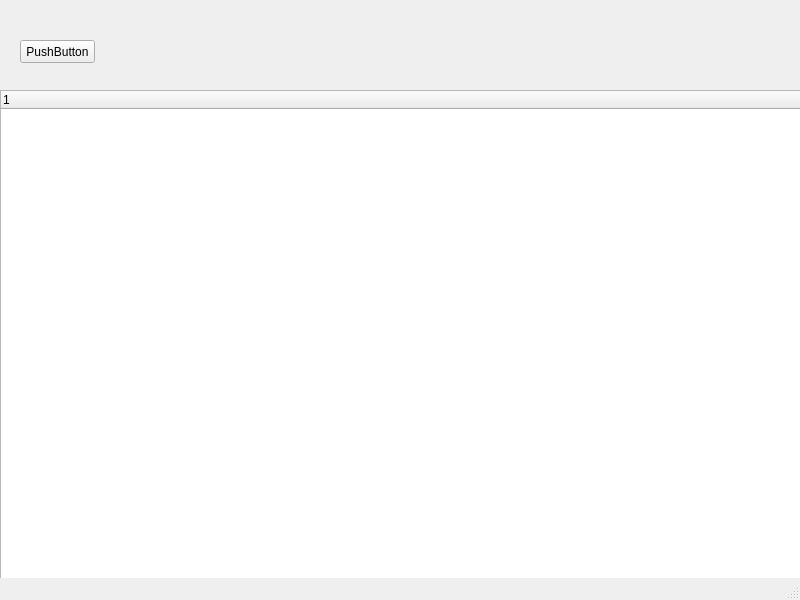
Old version of the form MainWindow.ui in the repository IvanMerejko/Diploma2.
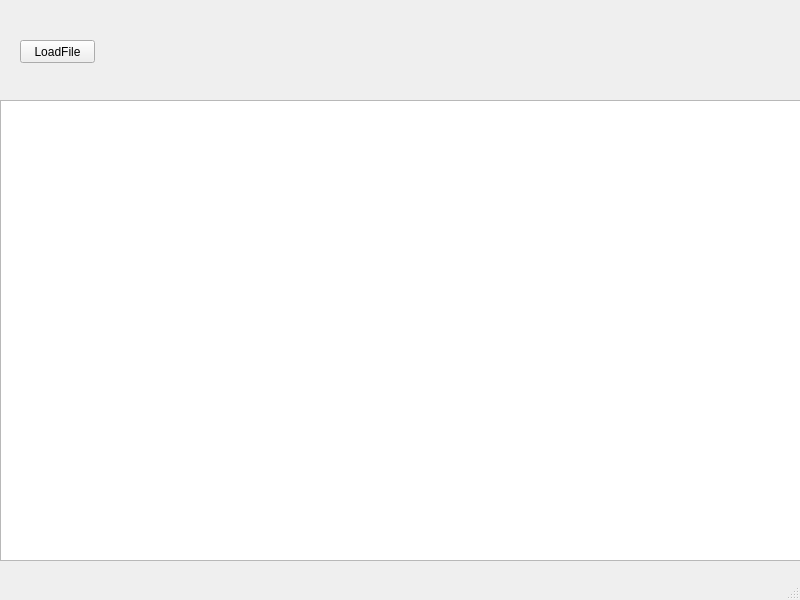
New version of the form.

```diff
--- a/MainWindow.ui
+++ b/MainWindow.ui
@@ -24,23 +24,18 @@
      </rect>
     </property>
     <property name="text">
-     <string>PushButton</string>
+     <string>LoadFile</string>
     </property>
    </widget>
-   <widget class="QTreeWidget" name="treeWidget">
+   <widget class="QTreeView" name="treeView">
     <property name="geometry">
      <rect>
       <x>0</x>
-      <y>90</y>
+      <y>100</y>
       <width>801</width>
-      <height>501</height>
+      <height>461</height>
      </rect>
     </property>
-    <column>
-     <property name="text">
-      <string notr="true">1</string>
-     </property>
-    </column>
    </widget>
   </widget>
   <widget class="QMenuBar" name="menubar">
```
Left out of the diff: 2 changed lines with no effect on the pictures.
